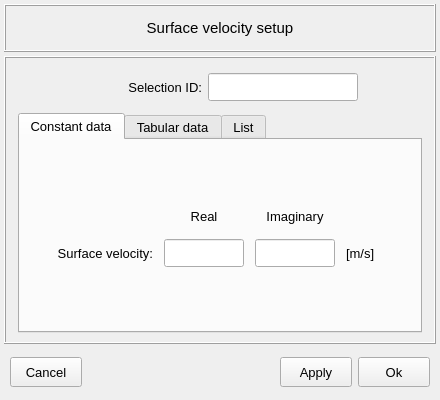
MOPT-UFSC/VIBRA, file vibra/interface/data/ui_files/model/acoustic/excitations/surface_velocity_inputs.ui: the form before one commit.
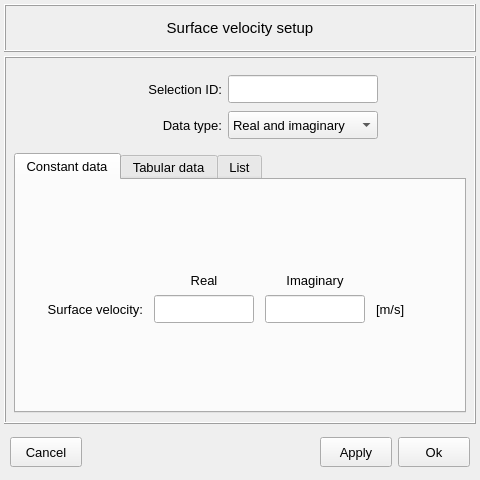
The form after the commit. Icons and pictures are not drawn.

```diff
--- a/vibra/interface/data/ui_files/model/acoustic/excitations/surface_velocity_inputs.ui
+++ b/vibra/interface/data/ui_files/model/acoustic/excitations/surface_velocity_inputs.ui
@@ -9,8 +9,8 @@
    <rect>
     <x>0</x>
     <y>0</y>
-    <width>440</width>
-    <height>400</height>
+    <width>480</width>
+    <height>480</height>
    </rect>
   </property>
   <property name="sizePolicy">
@@ -21,14 +21,14 @@
   </property>
   <property name="minimumSize">
    <size>
-    <width>420</width>
+    <width>480</width>
     <height>400</height>
    </size>
   </property>
   <property name="maximumSize">
    <size>
-    <width>440</width>
-    <height>400</height>
+    <width>480</width>
+    <height>480</height>
    </size>
   </property>
   <property name="font">
@@ -84,23 +84,23 @@
      </property>
      <layout class="QGridLayout" name="gridLayout_4">
       <property name="leftMargin">
-       <number>12</number>
+       <number>8</number>
       </property>
       <property name="rightMargin">
-       <number>12</number>
+       <number>8</number>
       </property>
       <item row="0" column="0">
        <widget class="QFrame" name="frame_4">
         <property name="minimumSize">
          <size>
           <width>360</width>
-          <height>40</height>
+          <height>80</height>
          </size>
         </property>
         <property name="maximumSize">
          <size>
           <width>16777215</width>
-          <height>40</height>
+          <height>80</height>
          </size>
         </property>
         <property name="frameShape">
@@ -128,6 +128,32 @@
          <property name="verticalSpacing">
           <number>2</number>
          </property>
+         <item row="0" column="0">
+          <spacer name="horizontalSpacer">
+           <property name="orientation">
+            <enum>Qt::Orientation::Horizontal</enum>
+           </property>
+           <property name="sizeHint" stdset="0">
+            <size>
+             <width>40</width>
+             <height>20</height>
+            </size>
+           </property>
+          </spacer>
+         </item>
+         <item row="0" column="3">
+          <spacer name="horizontalSpacer_2">
+           <property name="orientation">
+            <enum>Qt::Orientation::Horizontal</enum>
+           </property>
+           <property name="sizeHint" stdset="0">
+            <size>
+             <width>40</width>
+             <height>20</height>
+            </size>
+           </property>
+          </spacer>
+         </item>
          <item row="0" column="2">
           <widget class="QLineEdit" name="lineEdit_selection_id">
            <property name="minimumSize">
@@ -191,31 +217,67 @@
            </property>
           </widget>
          </item>
-         <item row="0" column="0">
-          <spacer name="horizontalSpacer">
-           <property name="orientation">
-            <enum>Qt::Orientation::Horizontal</enum>
+         <item row="1" column="1">
+          <widget class="QLabel" name="label_4">
+           <property name="minimumSize">
+            <size>
+             <width>120</width>
+             <height>28</height>
+            </size>
            </property>
-           <property name="sizeHint" stdset="0">
+           <property name="maximumSize">
             <size>
-             <width>40</width>
-             <height>20</height>
+             <width>120</width>
+             <height>28</height>
             </size>
            </property>
-          </spacer>
+           <property name="font">
+            <font>
+             <family>MS Shell Dlg 2</family>
+             <pointsize>10</pointsize>
+             <italic>false</italic>
+             <bold>false</bold>
+            </font>
+           </property>
+           <property name="text">
+            <string>Data type:</string>
+           </property>
+           <property name="alignment">
+            <set>Qt::AlignmentFlag::AlignRight|Qt::AlignmentFlag::AlignTrailing|Qt::AlignmentFlag::AlignVCenter</set>
+           </property>
+          </widget>
          </item>
-         <item row="0" column="3">
-          <spacer name="horizontalSpacer_2">
-           <property name="orientation">
-            <enum>Qt::Orientation::Horizontal</enum>
+         <item row="1" column="2">
+          <widget class="QComboBox" name="comboBox_data_type">
+           <property name="minimumSize">
+            <size>
+             <width>150</width>
+             <height>28</height>
+            </size>
            </property>
-           <property name="sizeHint" stdset="0">
+           <property name="maximumSize">
             <size>
-             <width>40</width>
-             <height>20</height>
+             <width>150</width>
+             <height>28</height>
             </size>
            </property>
-          </spacer>
+           <property name="font">
+            <font>
+             <pointsize>10</pointsize>
+             <bold>false</bold>
+            </font>
+           </property>
+           <item>
+            <property name="text">
+             <string>Real and imaginary</string>
+            </property>
+           </item>
+           <item>
+            <property name="text">
+             <string>Amplitude and phase</string>
+            </property>
+           </item>
+          </widget>
          </item>
         </layout>
        </widget>
@@ -260,23 +322,73 @@
           <property name="bottomMargin">
            <number>6</number>
           </property>
-          <property name="spacing">
+          <property name="horizontalSpacing">
+           <number>6</number>
+          </property>
+          <property name="verticalSpacing">
            <number>2</number>
           </property>
-          <item row="0" column="0">
-           <spacer name="verticalSpacer">
-            <property name="orientation">
-             <enum>Qt::Orientation::Vertical</enum>
+          <item row="1" column="2">
+           <widget class="QLabel" name="label_dtype_right">
+            <property name="minimumSize">
+             <size>
+              <width>80</width>
+              <height>26</height>
+             </size>
             </property>
-            <property name="sizeHint" stdset="0">
+            <property name="maximumSize">
              <size>
-              <width>20</width>
-              <height>40</height>
+              <width>16777215</width>
+              <height>26</height>
              </size>
             </property>
-           </spacer>
+            <property name="font">
+             <font>
+              <family>MS Shell Dlg 2</family>
+              <pointsize>10</pointsize>
+              <italic>false</italic>
+              <bold>false</bold>
+             </font>
+            </property>
+            <property name="text">
+             <string>Imaginary</string>
+            </property>
+            <property name="alignment">
+             <set>Qt::AlignmentFlag::AlignCenter</set>
+            </property>
+           </widget>
           </item>
-          <item row="3" column="0">
+          <item row="2" column="2">
+           <widget class="QLineEdit" name="lineEdit_right_value">
+            <property name="minimumSize">
+             <size>
+              <width>100</width>
+              <height>28</height>
+             </size>
+            </property>
+            <property name="maximumSize">
+             <size>
+              <width>100</width>
+              <height>28</height>
+             </size>
+            </property>
+            <property name="font">
+             <font>
+              <family>MS Shell Dlg 2</family>
+              <pointsize>10</pointsize>
+              <italic>false</italic>
+              <bold>false</bold>
+             </font>
+            </property>
+            <property name="styleSheet">
+             <string notr="true"/>
+            </property>
+            <property name="alignment">
+             <set>Qt::AlignmentFlag::AlignCenter</set>
+            </property>
+           </widget>
+          </item>
+          <item row="9" column="1">
            <widget class="QFrame" name="frame_20">
             <property name="frameShape">
              <enum>QFrame::Shape::NoFrame</enum>
@@ -303,235 +415,37 @@
             </layout>
            </widget>
           </item>
-          <item row="1" column="0">
-           <widget class="QFrame" name="frame_8">
+          <item row="1" column="1">
+           <widget class="QLabel" name="label_dtype_left">
             <property name="minimumSize">
              <size>
-              <width>340</width>
-              <height>80</height>
+              <width>80</width>
+              <height>26</height>
              </size>
             </property>
             <property name="maximumSize">
              <size>
-              <width>400</width>
-              <height>160</height>
+              <width>16777215</width>
+              <height>26</height>
              </size>
             </property>
             <property name="font">
              <font>
-              <pointsize>11</pointsize>
+              <family>MS Shell Dlg 2</family>
+              <pointsize>10</pointsize>
+              <italic>false</italic>
               <bold>false</bold>
              </font>
             </property>
-            <property name="frameShape">
-             <enum>QFrame::Shape::NoFrame</enum>
+            <property name="text">
+             <string>Real</string>
             </property>
-            <property name="frameShadow">
-             <enum>QFrame::Shadow::Raised</enum>
+            <property name="alignment">
+             <set>Qt::AlignmentFlag::AlignCenter</set>
             </property>
-            <layout class="QGridLayout" name="gridLayout">
-             <property name="leftMargin">
-              <number>0</number>
-             </property>
-             <property name="topMargin">
-              <number>0</number>
-             </property>
-             <property name="rightMargin">
-              <number>0</number>
-             </property>
-             <property name="bottomMargin">
-              <number>0</number>
-             </property>
-             <property name="horizontalSpacing">
-              <number>0</number>
-             </property>
-             <property name="verticalSpacing">
-              <number>2</number>
-             </property>
-             <item row="1" column="2">
-              <widget class="QLineEdit" name="lineEdit_imag_value">
-               <property name="minimumSize">
-                <size>
-                 <width>80</width>
-                 <height>28</height>
-                </size>
-               </property>
-               <property name="maximumSize">
-                <size>
-                 <width>80</width>
-                 <height>28</height>
-                </size>
-               </property>
-               <property name="font">
-                <font>
-                 <family>MS Shell Dlg 2</family>
-                 <pointsize>10</pointsize>
-                 <italic>false</italic>
-                 <bold>false</bold>
-                </font>
-               </property>
-               <property name="styleSheet">
-                <string notr="true"/>
-               </property>
-               <property name="alignment">
-                <set>Qt::AlignmentFlag::AlignCenter</set>
-               </property>
-              </widget>
-             </item>
-             <item row="1" column="3">
-              <widget class="QLabel" name="label_21">
-               <property name="minimumSize">
-                <size>
-                 <width>60</width>
-                 <height>28</height>
-                </size>
-               </property>
-               <property name="maximumSize">
-                <size>
-                 <width>60</width>
-                 <height>28</height>
-                </size>
-               </property>
-               <property name="font">
-                <font>
-                 <family>MS Shell Dlg 2</family>
-                 <pointsize>10</pointsize>
-                 <italic>false</italic>
-                 <bold>false</bold>
-                </font>
-               </property>
-               <property name="text">
-                <string>[m/s]</string>
-               </property>
-               <property name="alignment">
-                <set>Qt::AlignmentFlag::AlignLeading|Qt::AlignmentFlag::AlignLeft|Qt::AlignmentFlag::AlignVCenter</set>
-               </property>
-              </widget>
-             </item>
-             <item row="1" column="0">
-              <widget class="QLabel" name="label_18">
-               <property name="minimumSize">
-                <size>
-                 <width>120</width>
-                 <height>28</height>
-                </size>
-               </property>
-               <property name="maximumSize">
-                <size>
-                 <width>120</width>
-                 <height>28</height>
-                </size>
-               </property>
-               <property name="font">
-                <font>
-                 <family>MS Shell Dlg 2</family>
-                 <pointsize>10</pointsize>
-                 <italic>false</italic>
-                 <bold>false</bold>
-                </font>
-               </property>
-               <property name="text">
-                <string>Surface velocity:</string>
-               </property>
-               <property name="alignment">
-                <set>Qt::AlignmentFlag::AlignRight|Qt::AlignmentFlag::AlignTrailing|Qt::AlignmentFlag::AlignVCenter</set>
-               </property>
-              </widget>
-             </item>
-             <item row="0" column="1">
-              <widget class="QLabel" name="label_4">
-               <property name="minimumSize">
-                <size>
-                 <width>80</width>
-                 <height>26</height>
-                </size>
-               </property>
-               <property name="maximumSize">
-                <size>
-                 <width>80</width>
-                 <height>26</height>
-                </size>
-               </property>
-               <property name="font">
-                <font>
-                 <family>MS Shell Dlg 2</family>
-                 <pointsize>10</pointsize>
-                 <italic>false</italic>
-                 <bold>false</bold>
-                </font>
-               </property>
-               <property name="text">
-                <string>Real</string>
-               </property>
-               <property name="alignment">
-                <set>Qt::AlignmentFlag::AlignCenter</set>
-               </property>
-              </widget>
-             </item>
-             <item row="0" column="2">
-              <widget class="QLabel" name="label_20">
-               <property name="minimumSize">
-                <size>
-                 <width>80</width>
-                 <height>26</height>
-                </size>
-               </property>
-               <property name="maximumSize">
-                <size>
-                 <width>80</width>
-                 <height>26</height>
-                </size>
-               </property>
-               <property name="font">
-                <font>
-                 <family>MS Shell Dlg 2</family>
-                 <pointsize>10</pointsize>
-                 <italic>false</italic>
-                 <bold>false</bold>
-                </font>
-               </property>
-               <property name="text">
-                <string>Imaginary</string>
-               </property>
-               <property name="alignment">
-                <set>Qt::AlignmentFlag::AlignCenter</set>
-               </property>
-              </widget>
-             </item>
-             <item row="1" column="1">
-              <widget class="QLineEdit" name="lineEdit_real_value">
-               <property name="minimumSize">
-                <size>
-                 <width>80</width>
-                 <height>28</height>
-                </size>
-               </property>
-               <property name="maximumSize">
-                <size>
-                 <width>80</width>
-                 <height>28</height>
-                </size>
-               </property>
-               <property name="font">
-                <font>
-                 <family>MS Shell Dlg 2</family>
-                 <pointsize>10</pointsize>
-                 <italic>false</italic>
-                 <bold>false</bold>
-                </font>
-               </property>
-               <property name="styleSheet">
-                <string notr="true"/>
-               </property>
-               <property name="alignment">
-                <set>Qt::AlignmentFlag::AlignCenter</set>
-               </property>
-              </widget>
-             </item>
-            </layout>
            </widget>
           </item>
-          <item row="2" column="0">
+          <item row="8" column="1">
            <spacer name="verticalSpacer_3">
             <property name="orientation">
              <enum>Qt::Orientation::Vertical</enum>
@@ -544,6 +458,109 @@
             </property>
            </spacer>
           </item>
+          <item row="0" column="1">
+           <spacer name="verticalSpacer">
+            <property name="orientation">
+             <enum>Qt::Orientation::Vertical</enum>
+            </property>
+            <property name="sizeHint" stdset="0">
+             <size>
+              <width>20</width>
+              <height>40</height>
+             </size>
+            </property>
+           </spacer>
+          </item>
+          <item row="2" column="0">
+           <widget class="QLabel" name="label_18">
+            <property name="minimumSize">
+             <size>
+              <width>120</width>
+              <height>28</height>
+             </size>
+            </property>
+            <property name="maximumSize">
+             <size>
+              <width>120</width>
+              <height>28</height>
+             </size>
+            </property>
+            <property name="font">
+             <font>
+              <family>MS Shell Dlg 2</family>
+              <pointsize>10</pointsize>
+              <italic>false</italic>
+              <bold>false</bold>
+             </font>
+            </property>
+            <property name="text">
+             <string>Surface velocity:</string>
+            </property>
+            <property name="alignment">
+             <set>Qt::AlignmentFlag::AlignRight|Qt::AlignmentFlag::AlignTrailing|Qt::AlignmentFlag::AlignVCenter</set>
+            </property>
+           </widget>
+          </item>
+          <item row="2" column="1">
+           <widget class="QLineEdit" name="lineEdit_left_value">
+            <property name="minimumSize">
+             <size>
+              <width>100</width>
+              <height>28</height>
+             </size>
+            </property>
+            <property name="maximumSize">
+             <size>
+              <width>100</width>
+              <height>28</height>
+             </size>
+            </property>
+            <property name="font">
+             <font>
+              <family>MS Shell Dlg 2</family>
+              <pointsize>10</pointsize>
+              <italic>false</italic>
+              <bold>false</bold>
+             </font>
+            </property>
+            <property name="styleSheet">
+             <string notr="true"/>
+            </property>
+            <property name="alignment">
+             <set>Qt::AlignmentFlag::AlignCenter</set>
+            </property>
+           </widget>
+          </item>
+          <item row="2" column="3">
+           <widget class="QLabel" name="label_unit">
+            <property name="minimumSize">
+             <size>
+              <width>80</width>
+              <height>28</height>
+             </size>
+            </property>
+            <property name="maximumSize">
+             <size>
+              <width>80</width>
+              <height>28</height>
+             </size>
+            </property>
+            <property name="font">
+             <font>
+              <family>MS Shell Dlg 2</family>
+              <pointsize>10</pointsize>
+              <italic>false</italic>
+              <bold>false</bold>
+             </font>
+            </property>
+            <property name="text">
+             <string>[m/s]</string>
+            </property>
+            <property name="alignment">
+             <set>Qt::AlignmentFlag::AlignLeading|Qt::AlignmentFlag::AlignLeft|Qt::AlignmentFlag::AlignVCenter</set>
+            </property>
+           </widget>
+          </item>
          </layout>
         </widget>
         <widget class="QWidget" name="tab_tabular_data">
@@ -602,7 +619,7 @@
             </property>
             <property name="maximumSize">
              <size>
-              <width>400</width>
+              <width>16777215</width>
               <height>200</height>
              </size>
             </property>
@@ -638,13 +655,13 @@
                </property>
                <property name="minimumSize">
                 <size>
-                 <width>280</width>
+                 <width>320</width>
                  <height>28</height>
                 </size>
                </property>
                <property name="maximumSize">
                 <size>
-                 <width>280</width>
+                 <width>320</width>
                  <height>28</height>
                 </size>
                </property>
@@ -800,13 +817,13 @@
          </attribute>
          <layout class="QGridLayout" name="gridLayout_9">
           <property name="leftMargin">
-           <number>2</number>
+           <number>10</number>
           </property>
           <property name="topMargin">
            <number>8</number>
           </property>
           <property name="rightMargin">
-           <number>2</number>
+           <number>10</number>
           </property>
           <property name="bottomMargin">
            <number>2</number>
@@ -824,7 +841,7 @@
             </property>
             <property name="maximumSize">
              <size>
-              <width>320</width>
+              <width>16777215</width>
               <height>40</height>
              </size>
             </property>
@@ -929,7 +946,7 @@
             </property>
             <property name="maximumSize">
              <size>
-              <width>320</width>
+              <width>16777215</width>
               <height>200</height>
              </size>
             </property>
@@ -961,7 +978,15 @@
             </attribute>
             <column>
              <property name="text">
-              <string>Surfaces</string>
+              <string>ID</string>
+             </property>
+             <property name="textAlignment">
+              <set>AlignCenter</set>
+             </property>
+            </column>
+            <column>
+             <property name="text">
+              <string>Entity</string>
              </property>
              <property name="textAlignment">
               <set>AlignCenter</set>
```
